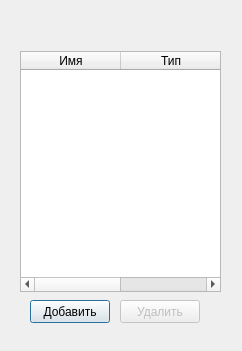
This is dWell/admindialog.ui in kashapov17/dWell as Qt 5 draws it before an edit. The edited form follows.
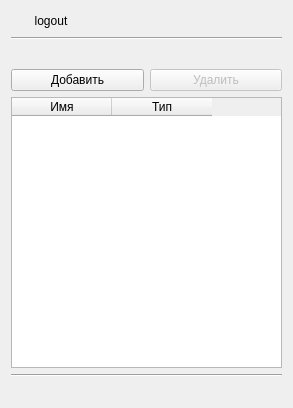
This is the edited form. Icons and pictures are not drawn.

What changed in the file:
```diff
--- a/dWell/admindialog.ui
+++ b/dWell/admindialog.ui
@@ -9,8 +9,8 @@
    <rect>
     <x>0</x>
     <y>0</y>
-    <width>242</width>
-    <height>351</height>
+    <width>293</width>
+    <height>408</height>
    </rect>
   </property>
   <property name="windowTitle">
@@ -19,20 +19,120 @@
   <property name="modal">
    <bool>true</bool>
   </property>
+  <layout class="QVBoxLayout" name="verticalLayout_4">
+   <item>
+    <layout class="QVBoxLayout" name="verticalLayout_3">
+     <item>
+      <layout class="QVBoxLayout" name="verticalLayout_2">
+       <item>
+        <layout class="QHBoxLayout" name="horizontalLayout_2">
+         <item>
+          <widget class="QPushButton" name="logoutButton">
+           <property name="maximumSize">
+            <size>
+             <width>80</width>
+             <height>20</height>
+            </size>
+           </property>
+           <property name="text">
+            <string>logout</string>
+           </property>
+           <property name="icon">
+            <iconset resource="resources.qrc">
+             <normaloff>:/icons/Go-previous.svg</normaloff>:/icons/Go-previous.svg</iconset>
+           </property>
+           <property name="iconSize">
+            <size>
+             <width>32</width>
+             <height>32</height>
+            </size>
+           </property>
+           <property name="flat">
+            <bool>true</bool>
+           </property>
+          </widget>
+         </item>
+         <item>
+          <spacer name="horizontalSpacer">
+           <property name="orientation">
+            <enum>Qt::Horizontal</enum>
+           </property>
+           <property name="sizeHint" stdset="0">
+            <size>
+             <width>68</width>
+             <height>20</height>
+            </size>
+           </property>
+          </spacer>
+         </item>
+        </layout>
+       </item>
+       <item>
+        <widget class="Line" name="line_2">
+         <property name="orientation">
+          <enum>Qt::Horizontal</enum>
+         </property>
+        </widget>
+       </item>
+       <item>
+        <spacer name="verticalSpacer_2">
+         <property name="orientation">
+          <enum>Qt::Vertical</enum>
+         </property>
+         <property name="sizeHint" stdset="0">
+          <size>
+           <width>20</width>
+           <height>17</height>
+          </size>
+         </property>
+        </spacer>
+       </item>
+      </layout>
+     </item>
+     <item>
+      <layout class="QVBoxLayout" name="verticalLayout">
+       <item>
+        <layout class="QHBoxLayout" name="horizontalLayout">
+         <item>
+          <widget class="QPushButton" name="addButton">
+           <property name="text">
+            <string>Добавить</string>
+           </property>
+           <property name="icon">
+            <iconset resource="resources.qrc">
+             <normaloff>:/icons/List-add.svg</normaloff>:/icons/List-add.svg</iconset>
+           </property>
+           <attribute name="buttonGroup">
+            <string notr="true">buttonGroup</string>
+           </attribute>
+          </widget>
+         </item>
+         <item>
+          <widget class="QPushButton" name="removeButton">
+           <property name="enabled">
+            <bool>false</bool>
+           </property>
+           <property name="text">
+            <string>Удалить</string>
+           </property>
+           <property name="icon">
+            <iconset resource="resources.qrc">
+             <normaloff>:/icons/List-remove.svg</normaloff>:/icons/List-remove.svg</iconset>
+           </property>
+           <attribute name="buttonGroup">
+            <string notr="true">buttonGroup</string>
+           </attribute>
+          </widget>
+         </item>
+        </layout>
+       </item>
+       <item>
   <widget class="QTableWidget" name="tableWidget">
-   <property name="geometry">
-    <rect>
-     <x>20</x>
-     <y>51</y>
-     <width>201</width>
-     <height>241</height>
-    </rect>
-   </property>
-   <property name="frameShape">
-    <enum>QFrame::StyledPanel</enum>
-   </property>
-   <property name="frameShadow">
-    <enum>QFrame::Plain</enum>
+         <property name="minimumSize">
+          <size>
+           <width>271</width>
+           <height>271</height>
+          </size>
    </property>
    <property name="editTriggers">
     <set>QAbstractItemView::NoEditTriggers</set>
@@ -43,12 +143,6 @@
    <property name="selectionBehavior">
     <enum>QAbstractItemView::SelectRows</enum>
    </property>
-   <property name="textElideMode">
-    <enum>Qt::ElideLeft</enum>
-   </property>
-   <property name="sortingEnabled">
-    <bool>false</bool>
-   </property>
    <column>
     <property name="text">
      <string>Имя</string>
@@ -60,36 +154,47 @@
     </property>
    </column>
   </widget>
-  <widget class="QPushButton" name="addButton">
-   <property name="geometry">
-    <rect>
-     <x>30</x>
-     <y>300</y>
-     <width>80</width>
-     <height>23</height>
-    </rect>
-   </property>
-   <property name="text">
-    <string>Добавить</string>
-   </property>
-  </widget>
-  <widget class="QPushButton" name="removeButton">
-   <property name="enabled">
-    <bool>false</bool>
-   </property>
-   <property name="geometry">
-    <rect>
-     <x>120</x>
-     <y>300</y>
-     <width>80</width>
-     <height>23</height>
-    </rect>
-   </property>
-   <property name="text">
-    <string>Удалить</string>
-   </property>
-  </widget>
- </widget>
- <resources/>
+       </item>
+       <item>
+        <widget class="Line" name="line">
+         <property name="minimumSize">
+          <size>
+           <width>118</width>
+           <height>3</height>
+          </size>
+         </property>
+         <property name="orientation">
+          <enum>Qt::Horizontal</enum>
+         </property>
+        </widget>
+       </item>
+       <item>
+        <spacer name="verticalSpacer">
+         <property name="minimumSize">
+          <size>
+           <width>23</width>
+           <height>20</height>
+          </size>
+         </property>
+         <property name="orientation">
+          <enum>Qt::Vertical</enum>
+         </property>
+         <property name="sizeHint" stdset="0">
+          <size>
+           <width>20</width>
+           <height>17</height>
+          </size>
+         </property>
+        </spacer>
+       </item>
+      </layout>
+     </item>
+    </layout>
+   </item>
+  </layout>
+ </widget>
+ <resources>
+  <include location="resources.qrc"/>
+ </resources>
  <connections/>
 </ui>
```
Left out of the diff: 5 changed lines with no effect on the pictures. Lines whose indentation alone changed are shown as unchanged.
